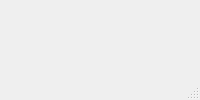
Qt form interfaces/analista_calidad/systemSettings.ui (Ersa77/teggium_evaluations) before a commit.
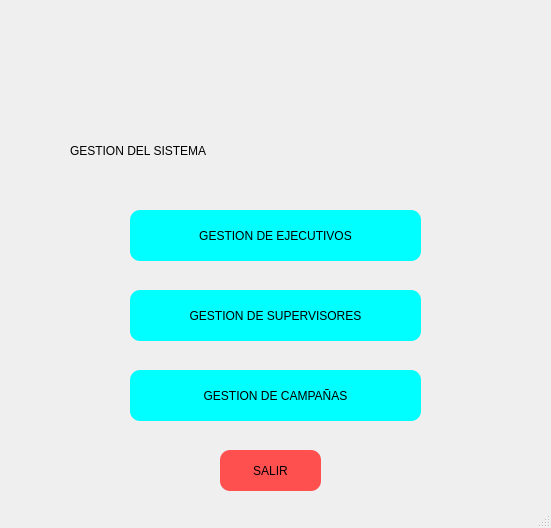
The same form after that commit. Icons and pictures are not drawn.

```diff
--- a/interfaces/analista_calidad/systemSettings.ui
+++ b/interfaces/analista_calidad/systemSettings.ui
@@ -7,7 +7,7 @@
     <x>0</x>
     <y>0</y>
     <width>551</width>
-    <height>0</height>
+    <height>528</height>
    </rect>
   </property>
   <property name="windowTitle">
```
